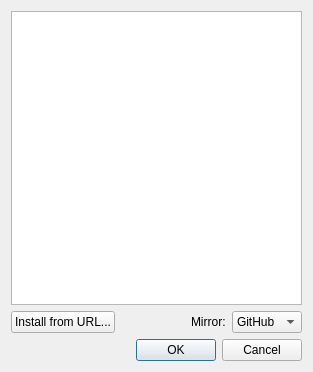
olav-st/screencloud, file src/dialog/plugindialog.ui: the form before one commit.
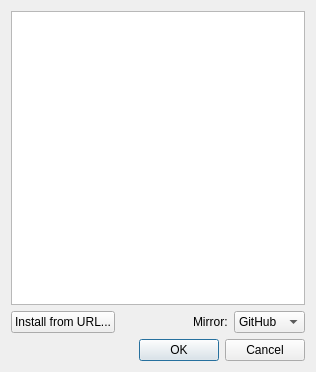
The form after the commit. Icons and pictures are not drawn.

Commit message: do not show categories in plugin dialog

What changed in the file:
```diff
--- a/src/dialog/plugindialog.ui
+++ b/src/dialog/plugindialog.ui
@@ -6,7 +6,7 @@
    <rect>
     <x>0</x>
     <y>0</y>
-    <width>313</width>
+    <width>316</width>
     <height>372</height>
    </rect>
   </property>
@@ -15,7 +15,23 @@
   </property>
   <layout class="QVBoxLayout" name="verticalLayout">
    <item>
-    <widget class="QTreeView" name="tree_plugins"/>
+    <widget class="QTreeView" name="tree_plugins">
+     <property name="indentation">
+      <number>5</number>
+     </property>
+     <property name="rootIsDecorated">
+      <bool>false</bool>
+     </property>
+     <property name="itemsExpandable">
+      <bool>false</bool>
+     </property>
+     <property name="sortingEnabled">
+      <bool>true</bool>
+     </property>
+     <property name="expandsOnDoubleClick">
+      <bool>false</bool>
+     </property>
+    </widget>
    </item>
    <item>
     <layout class="QHBoxLayout" name="horizontalLayout">
```
Left out of the diff: 3 changed lines with no effect on the pictures. The commit also changes 2 other files.
